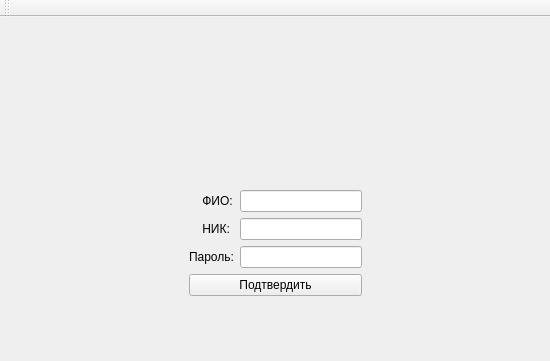
MisterMax707/QTMessenger, file QTMessenger/InterfaceLogin.ui: the form before one commit; both pictures show x 0 to 550 and y 0 to 361 of the 550 by 550 pixel window.
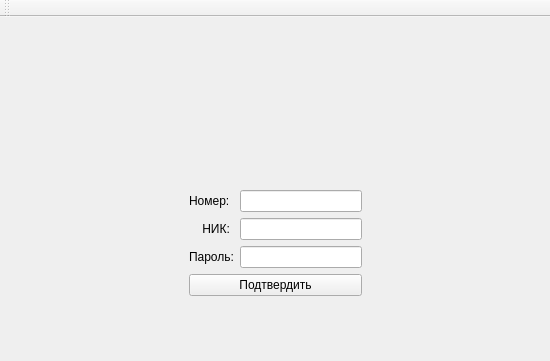
The form after the commit. The open tabs and pages were chosen to show the change.

The edit to the form file:
```diff
--- a/QTMessenger/InterfaceLogin.ui
+++ b/QTMessenger/InterfaceLogin.ui
@@ -180,16 +180,6 @@
          <layout class="QVBoxLayout" name="verticalLayout_4">
           <item>
            <layout class="QFormLayout" name="formLayout_2">
-            <item row="0" column="0">
-             <widget class="QLabel" name="label_regFIO">
-              <property name="text">
-               <string>    ФИО:</string>
-              </property>
-             </widget>
-            </item>
-            <item row="0" column="1">
-             <widget class="QLineEdit" name="lineEdit_regFIO"/>
-            </item>
             <item row="1" column="0">
              <widget class="QLabel" name="label_regNick">
               <property name="text">
@@ -210,6 +200,16 @@
             <item row="2" column="1">
              <widget class="QLineEdit" name="lineEdit_regPass"/>
             </item>
+            <item row="0" column="0">
+             <widget class="QLabel" name="label">
+              <property name="text">
+               <string>Номер:</string>
+              </property>
+             </widget>
+            </item>
+            <item row="0" column="1">
+             <widget class="QLineEdit" name="lineEdit_regTel"/>
+            </item>
            </layout>
           </item>
           <item>
```
